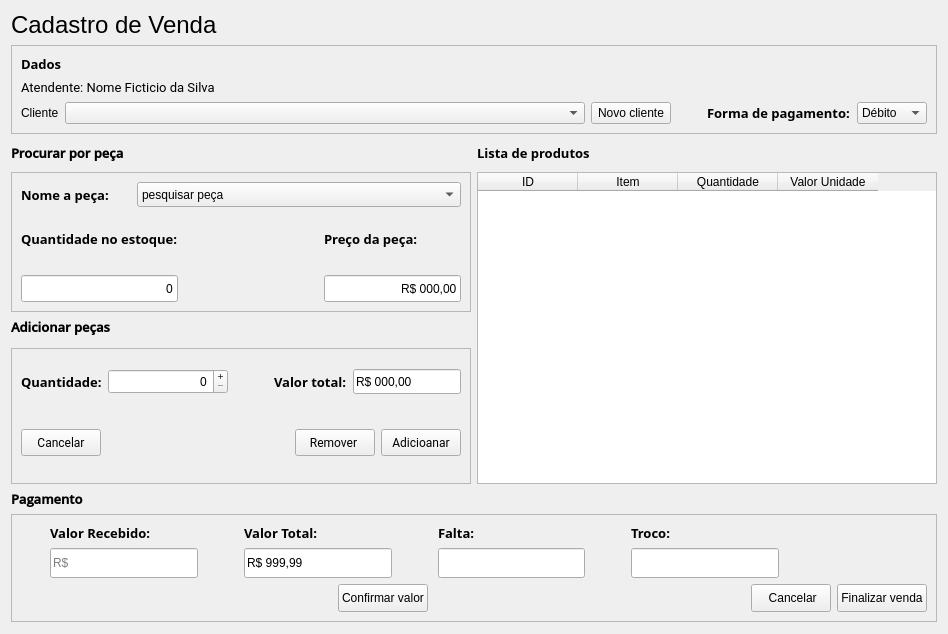
Qt form view/sell.ui (PedroGregori/Projeto_Integrador--SENAC_BA-2022) before a commit.
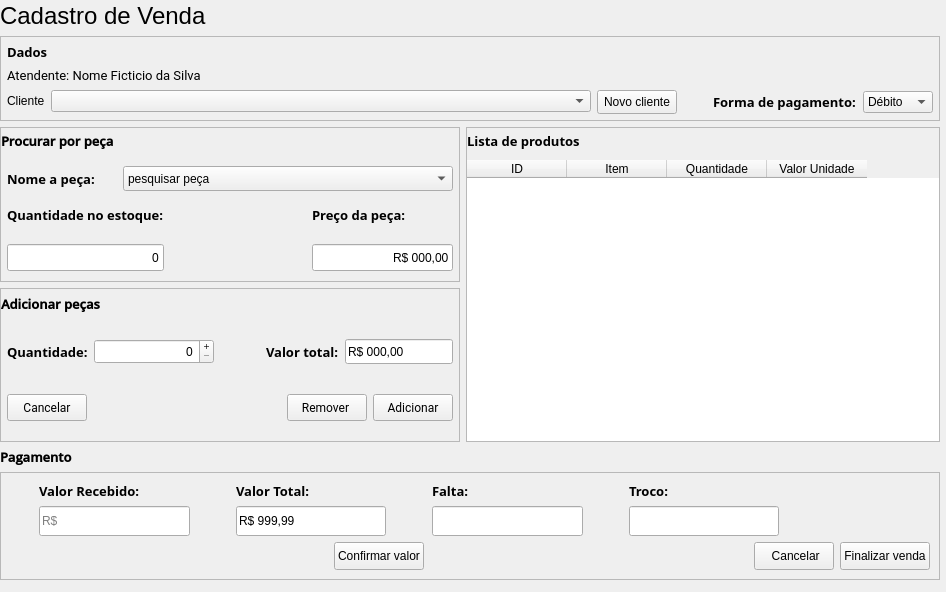
The same form after that commit.

What changed in the file:
```diff
--- a/view/sell.ui
+++ b/view/sell.ui
@@ -6,14 +6,23 @@
    <rect>
     <x>0</x>
     <y>0</y>
-    <width>948</width>
-    <height>634</height>
+    <width>946</width>
+    <height>592</height>
    </rect>
   </property>
   <property name="windowTitle">
    <string>Form</string>
   </property>
   <layout class="QVBoxLayout" name="verticalLayout_15">
+   <property name="leftMargin">
+    <number>0</number>
+   </property>
+   <property name="topMargin">
+    <number>2</number>
+   </property>
+   <property name="rightMargin">
+    <number>6</number>
+   </property>
    <property name="bottomMargin">
     <number>6</number>
    </property>
@@ -39,6 +48,18 @@
       <enum>QFrame::Raised</enum>
      </property>
      <layout class="QVBoxLayout" name="verticalLayout_3">
+      <property name="leftMargin">
+       <number>6</number>
+      </property>
+      <property name="topMargin">
+       <number>6</number>
+      </property>
+      <property name="rightMargin">
+       <number>6</number>
+      </property>
+      <property name="bottomMargin">
+       <number>6</number>
+      </property>
       <item>
        <widget class="QLabel" name="label_13">
         <property name="font">
@@ -98,6 +119,12 @@
         </item>
         <item>
          <widget class="QPushButton" name="Btn_newCustomer">
+          <property name="minimumSize">
+           <size>
+            <width>78</width>
+            <height>24</height>
+           </size>
+          </property>
           <property name="text">
            <string>Novo cliente</string>
           </property>
@@ -211,7 +238,7 @@
         </property>
         <layout class="QVBoxLayout" name="verticalLayout_11">
          <property name="spacing">
-          <number>0</number>
+          <number>6</number>
          </property>
          <property name="leftMargin">
           <number>0</number>
@@ -226,10 +253,26 @@
           <number>0</number>
          </property>
          <item>
+          <widget class="QFrame" name="searchItem_2">
+           <property name="frameShape">
+            <enum>QFrame::StyledPanel</enum>
+           </property>
           <layout class="QVBoxLayout" name="searchItem">
            <property name="spacing">
             <number>6</number>
            </property>
+            <property name="leftMargin">
+             <number>0</number>
+            </property>
+            <property name="topMargin">
+             <number>0</number>
+            </property>
+            <property name="rightMargin">
+             <number>0</number>
+            </property>
+            <property name="bottomMargin">
+             <number>0</number>
+            </property>
            <item>
             <widget class="QLabel" name="label_2">
              <property name="maximumSize">
@@ -253,10 +296,19 @@
            </item>
            <item>
             <widget class="QFrame" name="frame">
-             <property name="frameShape">
-              <enum>QFrame::StyledPanel</enum>
-             </property>
              <layout class="QVBoxLayout" name="verticalLayout_6">
+               <property name="leftMargin">
+                <number>6</number>
+               </property>
+               <property name="topMargin">
+                <number>6</number>
+               </property>
+               <property name="rightMargin">
+                <number>6</number>
+               </property>
+               <property name="bottomMargin">
+                <number>6</number>
+               </property>
               <item>
                <layout class="QHBoxLayout" name="horizontalLayout">
                 <item>
@@ -326,7 +378,7 @@
                   <number>0</number>
                  </property>
                  <property name="bottomMargin">
-                  <number>0</number>
+                   <number>4</number>
                  </property>
                  <item>
                   <layout class="QVBoxLayout" name="layout_stockQuantity">
@@ -443,12 +495,29 @@
             </widget>
            </item>
           </layout>
+          </widget>
          </item>
          <item>
+          <widget class="QFrame" name="addProduct">
+           <property name="frameShape">
+            <enum>QFrame::StyledPanel</enum>
+           </property>
           <layout class="QVBoxLayout" name="verticalLayout_4">
            <property name="spacing">
             <number>6</number>
            </property>
+            <property name="leftMargin">
+             <number>0</number>
+            </property>
+            <property name="topMargin">
+             <number>0</number>
+            </property>
+            <property name="rightMargin">
+             <number>0</number>
+            </property>
+            <property name="bottomMargin">
+             <number>0</number>
+            </property>
            <item>
             <widget class="QLabel" name="label">
              <property name="maximumSize">
@@ -472,24 +541,21 @@
            </item>
            <item>
             <widget class="QFrame" name="frame_addProduct">
-             <property name="frameShape">
-              <enum>QFrame::StyledPanel</enum>
-             </property>
              <layout class="QVBoxLayout" name="verticalLayout">
               <property name="spacing">
                <number>4</number>
               </property>
               <property name="leftMargin">
-               <number>9</number>
+                <number>6</number>
               </property>
               <property name="topMargin">
-               <number>9</number>
+                <number>6</number>
               </property>
               <property name="rightMargin">
-               <number>9</number>
+                <number>6</number>
               </property>
               <property name="bottomMargin">
-               <number>9</number>
+                <number>6</number>
               </property>
               <item>
                <widget class="QFrame" name="frame_value_products">
@@ -645,13 +711,13 @@
                   <number>0</number>
                  </property>
                  <property name="bottomMargin">
-                  <number>7</number>
+                   <number>4</number>
                  </property>
                  <item>
                   <widget class="QPushButton" name="pushButton_5">
                    <property name="minimumSize">
                     <size>
-                     <width>0</width>
+                      <width>78</width>
                      <height>27</height>
                     </size>
                    </property>
@@ -686,7 +752,7 @@
                   <widget class="QPushButton" name="pushButton_3">
                    <property name="minimumSize">
                     <size>
-                     <width>0</width>
+                      <width>78</width>
                      <height>27</height>
                     </size>
                    </property>
@@ -705,7 +771,7 @@
                   <widget class="QPushButton" name="pushButton_4">
                    <property name="minimumSize">
                     <size>
-                     <width>0</width>
+                      <width>78</width>
                      <height>27</height>
                     </size>
                    </property>
@@ -716,7 +782,7 @@
                     </font>
                    </property>
                    <property name="text">
-                    <string>Adicioanar</string>
+                     <string>Adicionar</string>
                    </property>
                   </widget>
                  </item>
@@ -727,6 +793,7 @@
             </widget>
            </item>
           </layout>
+          </widget>
          </item>
         </layout>
        </widget>
@@ -734,7 +801,7 @@
       <item>
        <widget class="QFrame" name="frame_productsList">
         <property name="frameShape">
-         <enum>QFrame::NoFrame</enum>
+         <enum>QFrame::StyledPanel</enum>
         </property>
         <layout class="QVBoxLayout" name="verticalLayout_14">
          <property name="spacing">
@@ -797,7 +864,7 @@
          <item>
           <widget class="QTableWidget" name="table">
            <property name="frameShape">
-            <enum>QFrame::StyledPanel</enum>
+            <enum>QFrame::NoFrame</enum>
            </property>
            <property name="frameShadow">
             <enum>QFrame::Raised</enum>
@@ -1109,7 +1176,7 @@
          <widget class="QPushButton" name="pushButton_7">
           <property name="minimumSize">
            <size>
-            <width>0</width>
+            <width>84</width>
             <height>28</height>
            </size>
           </property>
@@ -1135,7 +1202,7 @@
          <widget class="QPushButton" name="pushButton_2">
           <property name="minimumSize">
            <size>
-            <width>0</width>
+            <width>78</width>
             <height>28</height>
            </size>
           </property>
@@ -1148,7 +1215,7 @@
          <widget class="QPushButton" name="pushButton">
           <property name="minimumSize">
            <size>
-            <width>0</width>
+            <width>84</width>
             <height>28</height>
            </size>
           </property>
```
Lines whose indentation alone changed are shown as unchanged.
